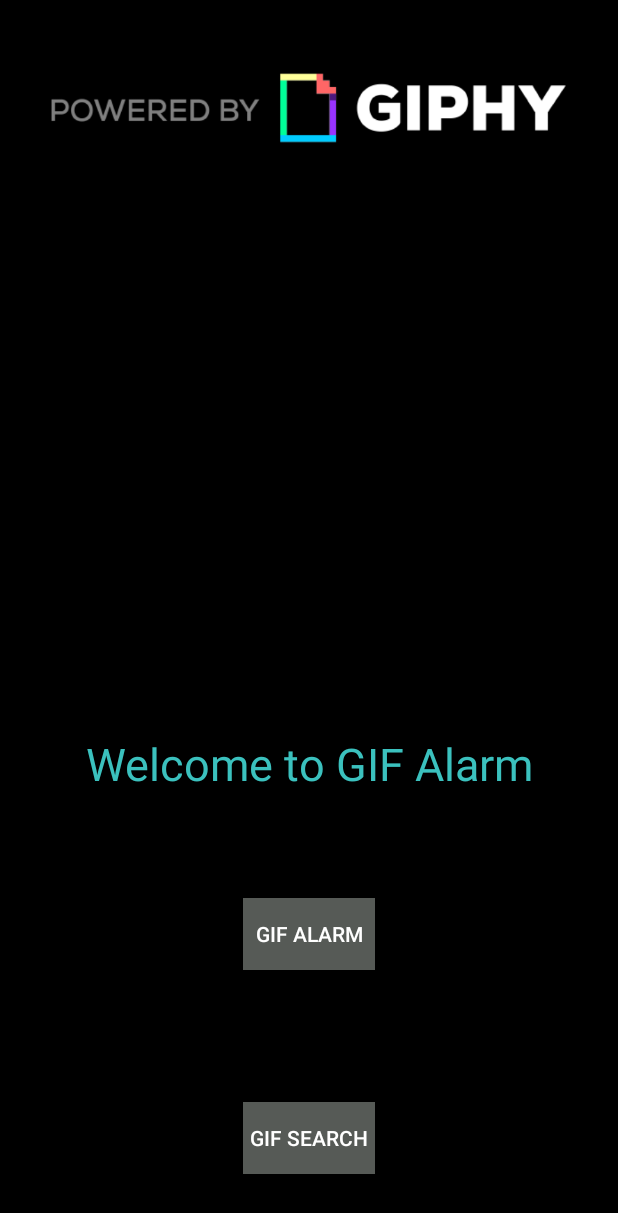
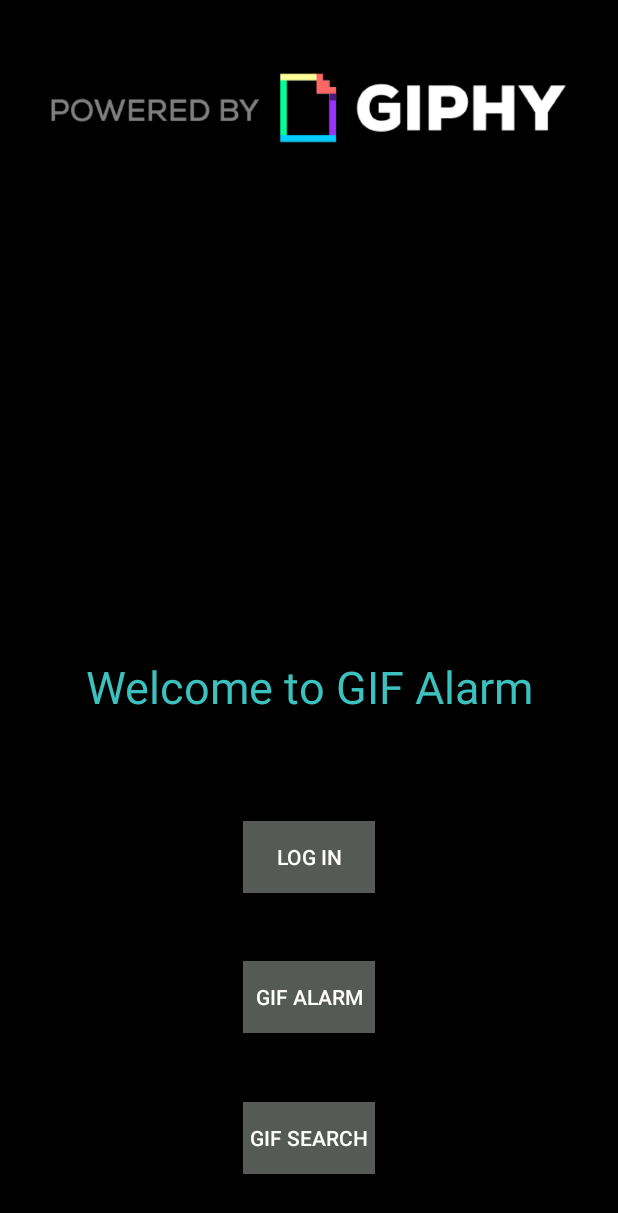
Before and after one commit to billbrasky1/FinalProject, an Android app: the screen it shows after launch (WelcomeScreen), on a phone screen of 412 x 824 dp. Shown: the top 1213 px of the screen. Run offline under Robolectric (Android 15) with nearby library versions, the phone set to English and light mode, and no system bars; libraries missing offline, so code that uses them is left out: com.danielbrinker.android.

Commit message:
Working on Login

```diff
--- a/GIFAlarm1/app/src/main/res/layout/welcome.xml
+++ b/GIFAlarm1/app/src/main/res/layout/welcome.xml
@@ -47,19 +47,6 @@
         -->
 
 
-    <Button
-        android:id="@+id/btnGifAlarm"
-        android:layout_width="wrap_content"
-        android:layout_height="wrap_content"
-        android:text="GIF Alarm"
-        android:onClick="refresh"
-        android:textColor="@android:color/background_light"
-        android:background="@color/colorAccent"
-        android:layout_marginBottom="88dp"
-        android:layout_above="@+id/btnGifSearch"
-        android:layout_alignLeft="@+id/btnGifSearch"
-        android:layout_alignStart="@+id/btnGifSearch"/>
-
     <TextView
         android:text="Welcome to GIF Alarm"
         android:layout_width="500dp"
@@ -74,5 +61,31 @@
         android:layout_alignParentLeft="true"
         android:layout_alignParentStart="true"/>
 
+    <Button
+        android:id="@+id/btnGifAlarm"
+        android:layout_width="wrap_content"
+        android:layout_height="wrap_content"
+        android:text="Log In"
+        android:onClick="refresh"
+        android:textColor="@android:color/background_light"
+        android:background="@color/colorAccent"
+        android:layout_marginBottom="45dp"
+        android:layout_above="@+id/button"
+        android:layout_alignLeft="@+id/btnGifSearch"
+        android:layout_alignStart="@+id/btnGifSearch"/>
+
+    <Button
+        android:id="@+id/button"
+        android:layout_width="wrap_content"
+        android:layout_height="wrap_content"
+        android:text="GIF Alarm"
+        android:onClick="refresh"
+        android:textColor="@android:color/background_light"
+        android:background="@color/colorAccent"
+        android:layout_marginBottom="46dp"
+        android:layout_above="@+id/btnGifSearch"
+        android:layout_alignLeft="@+id/btnGifAlarm"
+        android:layout_alignStart="@+id/btnGifAlarm"/>
+
 
 </RelativeLayout>
```
